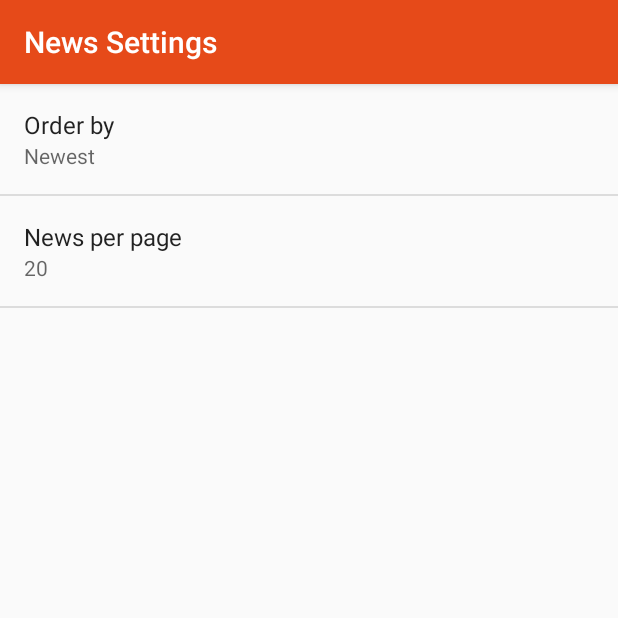
After one commit to biancametzi/NewsStageApp2, an Android app: the SettingsActivity screen opened directly, with no data from a screen before it, on a phone screen of 412 x 824 dp, the top half of it. The commit adds this screen. Run offline under Robolectric (Android 15) with nearby library versions, the phone set to English and light mode, and no system bars.

Commit message:
Added a Settings Activity so the user can change the news based on preferences.

```diff
--- /dev/null
+++ b/app/src/main/java/com/example/bianc/newsstageapp1/SettingsActivity.java
@@ -0,0 +1,58 @@
+package com.example.bianc.newsstageapp1;
+
+import android.content.SharedPreferences;
+import android.preference.ListPreference;
+import android.preference.Preference;
+import android.preference.PreferenceFragment;
+import android.preference.PreferenceManager;
+import android.support.v7.app.AppCompatActivity;
+import android.os.Bundle;
+
+public class SettingsActivity extends AppCompatActivity {
+
+    @Override
+    protected void onCreate(Bundle savedInstanceState) {
+        super.onCreate(savedInstanceState);
+        setContentView(R.layout.settings_activity);
+    }
+
+    public static class EarthquakePreferenceFragment extends PreferenceFragment
+            implements Preference.OnPreferenceChangeListener {
+        @Override
+        public void onCreate(Bundle savedInstanceState) {
+            super.onCreate(savedInstanceState);
+            addPreferencesFromResource(R.xml.settings_main);
+
+            Preference orderBy = findPreference(getString(R.string.settings_order_by_key));
+            bindPreferenceSummaryToValue(orderBy);
+
+            Preference newsPerPage = findPreference(getString(R.string.settings_news_per_page_key));
+            bindPreferenceSummaryToValue(newsPerPage);
+        }
+
+        @Override
+        public boolean onPreferenceChange(Preference preference, Object value) {
+            // The code in this method takes care of updating the displayed preference summary after it has been changed
+            String stringValue = value.toString();
+            preference.setSummary(stringValue);
+            if (preference instanceof ListPreference) {
+                ListPreference listPreference = (ListPreference) preference;
+                int prefIndex = listPreference.findIndexOfValue(stringValue);
+                if (prefIndex >= 0) {
+                    CharSequence[] labels = listPreference.getEntries();
+                    preference.setSummary(labels[prefIndex]);
+                }
+            } else {
+                preference.setSummary(stringValue);
+            }
+            return true;
+        }
+
+        private void bindPreferenceSummaryToValue(Preference preference) {
+            preference.setOnPreferenceChangeListener(this);
+            SharedPreferences preferences = PreferenceManager.getDefaultSharedPreferences(preference.getContext());
+            String preferenceString = preferences.getString(preference.getKey(), "");
+            onPreferenceChange(preference, preferenceString);
+        }
+    }
+}
--- a/app/src/main/res/layout/news_list_item.xml
+++ b/app/src/main/res/layout/news_list_item.xml
@@ -30,7 +30,7 @@
 
         <TextView
             android:id="@+id/author"
-            android:layout_width="wrap_content"
+            android:layout_width="@dimen/author_max_width"
             android:layout_height="wrap_content"
             android:textStyle="italic" />
 
--- /dev/null
+++ b/app/src/main/res/values/arrays.xml
@@ -0,0 +1,12 @@
+<?xml version="1.0" encoding="utf-8"?>
+<resources>
+    <string-array name="settings_order_by_labels">
+        <item>@string/settings_order_by_newest_label</item>
+        <item>@string/settings_order_by_oldest_label</item>
+    </string-array>
+
+    <string-array name="settings_order_by_values">
+        <item>@string/settings_order_by_newest_value</item>
+        <item>@string/settings_order_by_oldest_value</item>
+    </string-array>
+</resources>
--- a/app/src/main/res/values/dimens.xml
+++ b/app/src/main/res/values/dimens.xml
@@ -9,4 +9,5 @@
     <dimen name="time_margin_right">15dp</dimen>
     <dimen name="section_text_size">15sp</dimen>
     <dimen name="title_text_size">16sp</dimen>
+    <dimen name="author_max_width">170dp</dimen>
 </resources>
--- a/app/src/main/res/values/strings.xml
+++ b/app/src/main/res/values/strings.xml
@@ -6,4 +6,25 @@
 
     <!-- Text to display in the list when there are no earthquakes -->
     <string name="no_news">No news found.</string>
+
+    <string name="settings_menu_item">Settings</string>
+    <string name="settings_title">News Settings</string>
+
+    <!-- Strings For Order-By Preference -->
+    <string name="settings_order_by_label">Order by</string>
+    <string name="settings_order_by_key" translatable="false">order_by</string>
+    <string name="settings_order_by_default" translatable="false">@string/settings_order_by_newest_value</string>
+
+    <!-- Label for order by newest option -->
+    <string name="settings_order_by_newest_label">Newest</string>
+    <string name="settings_order_by_newest_value" translatable="false">newest</string>
+
+    <!-- Label for order by oldest option -->
+    <string name="settings_order_by_oldest_label">Oldest</string>
+    <string name="settings_order_by_oldest_value" translatable="false">oldest</string>
+
+    <!-- Strings For News per page Preference -->
+    <string name="settings_news_per_page_label">News per page</string>
+    <string name="settings_news_per_page_key" translatable="false">news_per_page</string>
+    <string name="settings_news_per_page_default" translatable="false">20</string>
 </resources>
--- /dev/null
+++ b/app/src/main/res/xml/settings_main.xml
@@ -0,0 +1,19 @@
+<?xml version="1.0" encoding="utf-8"?>
+<PreferenceScreen xmlns:android="http://schemas.android.com/apk/res/android"
+    android:title="@string/settings_title">
+
+    <ListPreference
+        android:defaultValue="@string/settings_order_by_default"
+        android:entries="@array/settings_order_by_labels"
+        android:entryValues="@array/settings_order_by_values"
+        android:key="@string/settings_order_by_key"
+        android:title="@string/settings_order_by_label" />
+
+    <EditTextPreference
+        android:defaultValue="@string/settings_news_per_page_default"
+        android:inputType="numberDecimal"
+        android:key="@string/settings_news_per_page_key"
+        android:selectAllOnFocus="true"
+        android:title="@string/settings_news_per_page_label" />
+
+</PreferenceScreen>
```
Also changed, not shown: app/src/main/AndroidManifest.xml (+7 -0 lines), app/src/main/java/com/example/bianc/newsstageapp1/MainActivity.java (+49 -3 lines), app/src/main/res/layout/settings_activity.xml (added, +10 -0 lines), app/src/main/res/menu/main.xml (added, +12 -0 lines).
